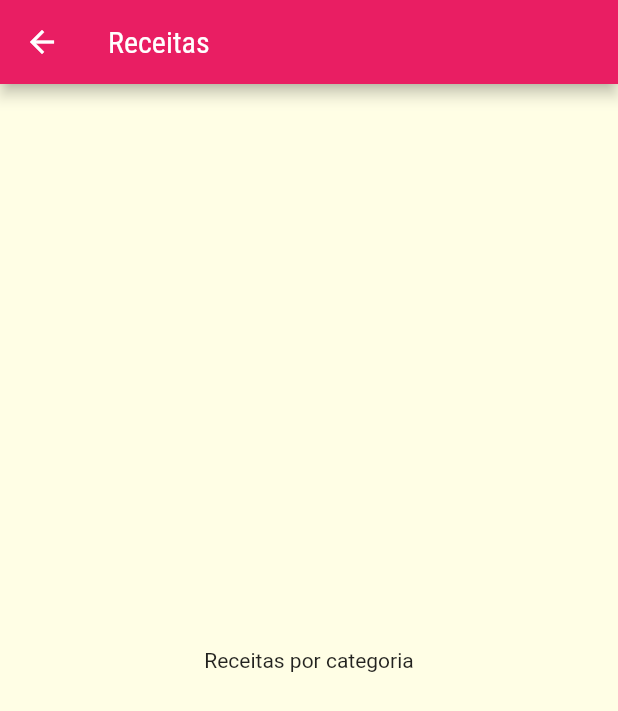
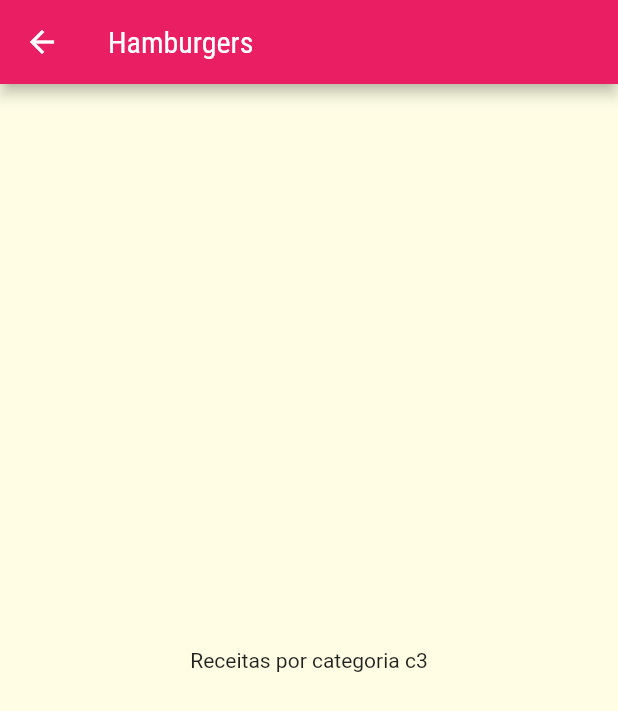
Before and after one commit to fvieir/Flutter-AppCulinaria, a Flutter app: the screen it shows after launch, after a tap on "Hamburgers", on a phone screen of 412 x 824 dp. Shown: the top 711 px of the screen. Run offline on Flutter 3.47's test engine with Material 2 defaults, Android fonts, the phone set to English and light mode, and no system bars.

Commit message:
Passando dados para telas via construtor

```diff
--- a/lib/components/category_item.dart
+++ b/lib/components/category_item.dart
@@ -1,6 +1,6 @@
-import 'package:app_culinaria/models/category.dart';
-import 'package:app_culinaria/screens/categories_meals_sceens.dart';
 import 'package:flutter/material.dart';
+import '../models/category.dart';
+import '../screens/categories_meals_sceens.dart';
 
 class CategoryItem extends StatelessWidget {
   final Category category;
@@ -14,7 +14,9 @@ class CategoryItem extends StatelessWidget {
     Navigator.of(context).push(
       MaterialPageRoute(
         builder: (_) {
-          return const CategoriesMealsScreen();
+          return CategoriesMealsScreen(
+            category: category,
+          );
         },
       ),
     );
--- a/lib/screens/categories_meals_sceens.dart
+++ b/lib/screens/categories_meals_sceens.dart
@@ -1,16 +1,19 @@
 import 'package:flutter/material.dart';
+import '../models/category.dart';
 
 class CategoriesMealsScreen extends StatelessWidget {
-  const CategoriesMealsScreen({super.key});
+  final Category category;
+
+  const CategoriesMealsScreen({required this.category, super.key});
 
   @override
   Widget build(BuildContext context) {
     return Scaffold(
       appBar: AppBar(
-        title: const Text('Receitas'),
+        title: Text(category.title),
       ),
-      body: const Center(
-        child: Text('Receitas por categoria'),
+      body: Center(
+        child: Text("Receitas por categoria ${category.id}"),
       ),
     );
   }
```
